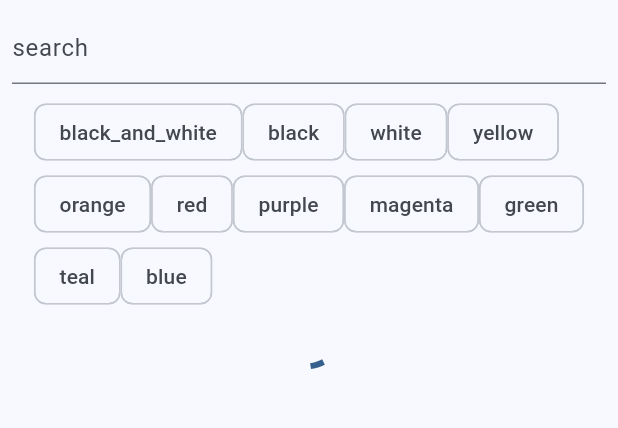
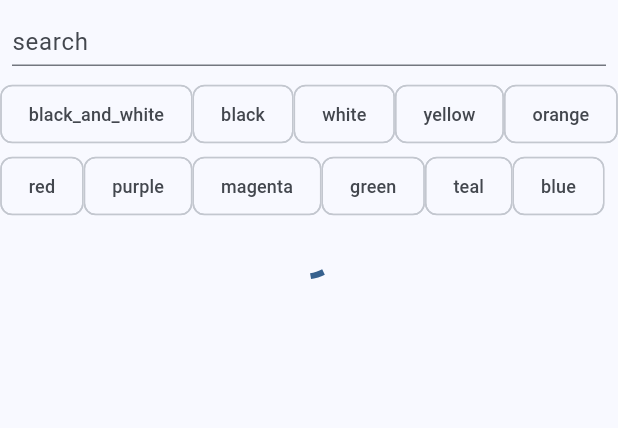
Before and after one commit to LaviniaSurubariu/ImageInn, a Flutter app: the screen it shows after launch, on a phone screen of 412 x 824 dp, the part 84-512 px from its top. Run offline on Flutter 3.47's test engine with Material 3 defaults, Android fonts, the light colour scheme and no system bars; our stand-ins replace cloud_firestore, firebase_auth, firebase_core, firebase_storage, flutter_dotenv, flutter_redux and 5 more; missing offline and left inert: redux_epics; accounts and stored records are empty; generated files the repository leaves out were written again.

Commit message:
slight adjustments in design

```diff
--- a/lib/src/presentation/home_page.dart
+++ b/lib/src/presentation/home_page.dart
@@ -94,6 +94,8 @@ class _HomePageState extends State<HomePage> {
                       children: <Widget>[
                         Padding(
                           padding: const EdgeInsets.all(8.0),
+                          child: SizedBox(
+                            height: 36,
                             child: TextField(
                               decoration: const InputDecoration(hintText: 'search'),
                               controller: textController,
@@ -106,11 +108,17 @@ class _HomePageState extends State<HomePage> {
                               },
                             ),
                           ),
+                        ),
                         Wrap(
                           children: allColors.map(
                             (String item) {
                               return ChoiceChip(
-                                label: Text(item),
+                                label: Padding(
+                                    padding: const EdgeInsets.all(2.0),
+                                    child: Text(
+                                      item,
+                                      style: const TextStyle(fontSize: 12.0),
+                                    )),
                                 selected: context.state.color == item || false,
                                 onSelected: (bool selected) {
                                   if (context.state.query.isNotEmpty) {
@@ -165,9 +173,8 @@ class _HomePageState extends State<HomePage> {
                                                   width: 300,
                                                   height: 300,
                                                   child: Image.network(
-                                                    unsplashImage.smallImage.thumb,
-                                                    fit: BoxFit.cover,
-                                                    alignment: Alignment.bottomRight,
+                                                    unsplashImage.smallImage.small,
+                                                    fit: BoxFit.scaleDown,
                                                     loadingBuilder: (BuildContext context, Widget widget,
                                                         ImageChunkEvent? progress) {
                                                       if (progress == null) {
@@ -200,6 +207,11 @@ class _HomePageState extends State<HomePage> {
                                                 },
                                                 child: Text(unsplashImage.authorPage.links.html)),
                                           ),
+                                          const Divider(
+                                            color: Colors.lightBlueAccent,
+                                            height: 10,
+                                          ),
+                                          const SizedBox(height: 32.0),
                                         ],
                                       ),
                                     );
--- a/lib/src/presentation/image_page.dart
+++ b/lib/src/presentation/image_page.dart
@@ -42,6 +42,7 @@ class ImagePage extends StatelessWidget {
                       SliverToBoxAdapter(
                         child: Column(
                           children: <Widget>[
+                            const SizedBox(height: 32.0),
                             Center(
                               child: SizedBox(
                                 height: 300,
@@ -89,6 +90,7 @@ class ImagePage extends StatelessWidget {
                                 image.description ?? 'No description',
                                 style: const TextStyle(
                                   fontSize: 16.0,
+                                  fontWeight: FontWeight.bold,
                                 ),
                               ),
                             ),
```
Lines whose indentation alone changed are shown as unchanged.
